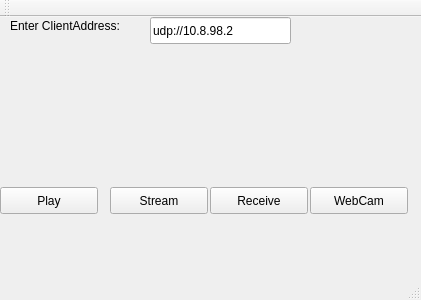
The window that mainwindow.ui (lasitha1991/VLC-Security-IP-Solution) describes before a commit, drawn with Qt 5.
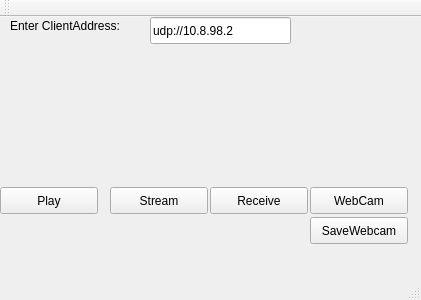
The same window after the commit.

Commit message: lap-webcam file save

Diff of the .ui file:
```diff
--- a/mainwindow.ui
+++ b/mainwindow.ui
@@ -102,6 +102,19 @@
      <string>WebCam</string>
     </property>
    </widget>
+   <widget class="QPushButton" name="BtnSaveWebCam">
+    <property name="geometry">
+     <rect>
+      <x>310</x>
+      <y>200</y>
+      <width>98</width>
+      <height>27</height>
+     </rect>
+    </property>
+    <property name="text">
+     <string>SaveWebcam</string>
+    </property>
+   </widget>
   </widget>
   <widget class="QMenuBar" name="menuBar">
    <property name="geometry">
```
The commit also changes 4 other files.
